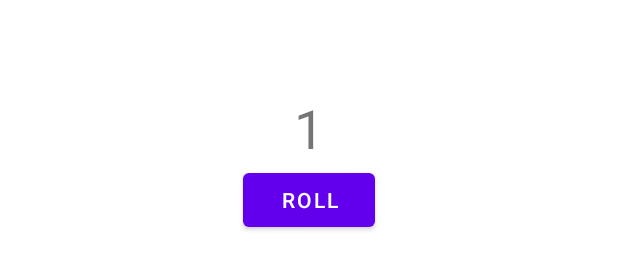
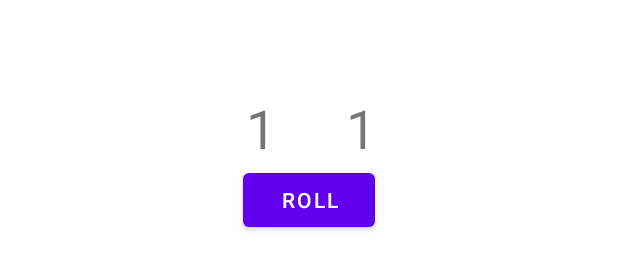
Before and after one commit to i426318/sm4-personal-portfolio, an Android app: the layout activity_main.xml on its own in the app's theme, with its tools: preview values and no code run, on a phone screen of 412 x 824 dp. Shown: the part 491-761 px from the top of the screen. Run offline under Robolectric (Android 15) with nearby library versions, the phone set to English and light mode, and no system bars.

Commit message:
updated dice roller

```diff
--- a/android-dev/DiceRoller/app/src/main/res/layout/activity_main.xml
+++ b/android-dev/DiceRoller/app/src/main/res/layout/activity_main.xml
@@ -10,8 +10,11 @@
         android:id="@+id/textView"
         android:layout_width="wrap_content"
         android:layout_height="wrap_content"
+        android:layout_marginEnd="228dp"
         android:textSize="36sp"
         app:layout_constraintBottom_toBottomOf="parent"
+        app:layout_constraintEnd_toEndOf="parent"
+        app:layout_constraintHorizontal_bias="0.414"
         app:layout_constraintLeft_toLeftOf="parent"
         app:layout_constraintRight_toRightOf="parent"
         app:layout_constraintTop_toTopOf="parent"
@@ -26,4 +29,17 @@
         app:layout_constraintStart_toStartOf="parent"
         app:layout_constraintTop_toBottomOf="@+id/textView" />
 
+    <TextView
+        android:id="@+id/textView2"
+        android:layout_width="wrap_content"
+        android:layout_height="wrap_content"
+        android:textSize="36sp"
+        app:layout_constraintBottom_toTopOf="@+id/button"
+        app:layout_constraintEnd_toEndOf="parent"
+        app:layout_constraintHorizontal_bias="0.588"
+        app:layout_constraintStart_toStartOf="parent"
+        app:layout_constraintTop_toTopOf="parent"
+        app:layout_constraintVertical_bias="1.0"
+        tools:text="1" />
+
 </androidx.constraintlayout.widget.ConstraintLayout>
```
Also changed, not shown: android-dev/DiceRoller/app/src/main/java/com/example/diceroller/MainActivity.kt (+9 -2 lines).
